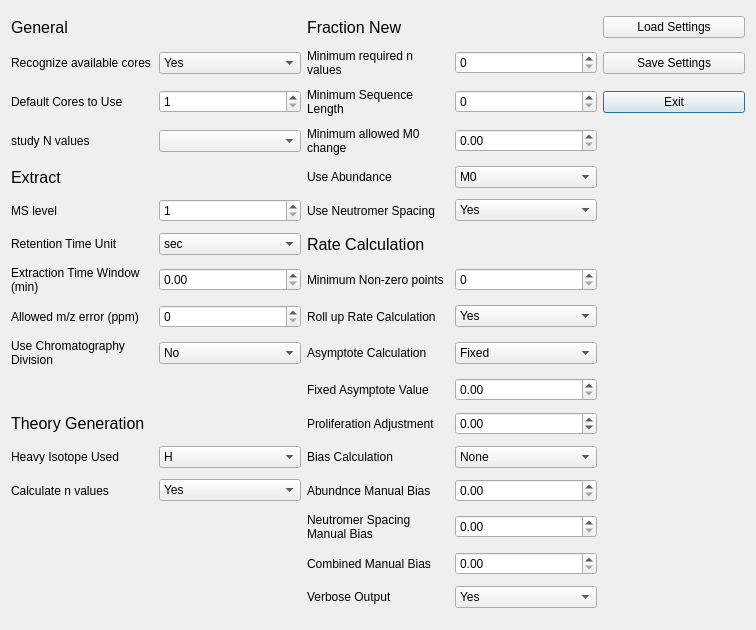
Qt form ui_files/Settings_Menu.ui (JC-Price/DeuteRater) before a commit.
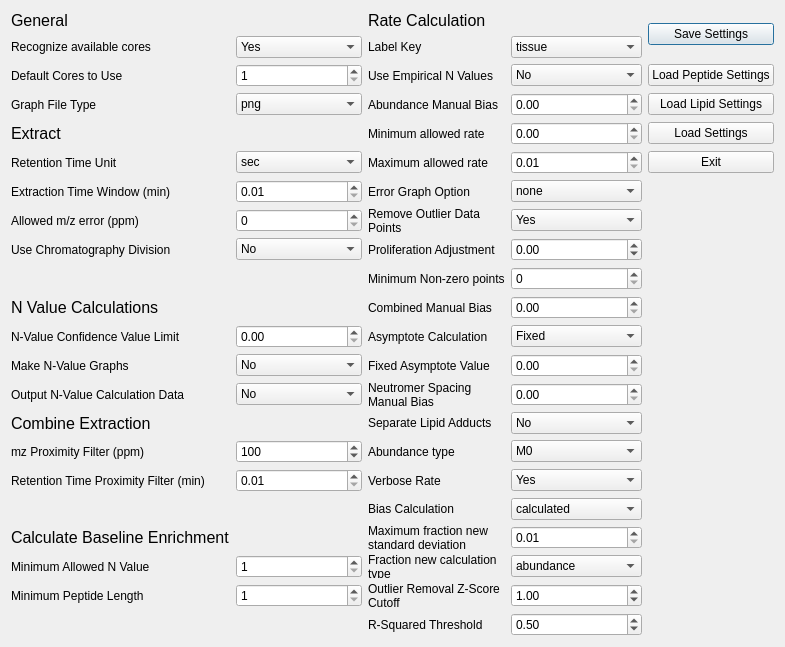
The same form after that commit.

The edit to the form file:
```diff
--- a/ui_files/Settings_Menu.ui
+++ b/ui_files/Settings_Menu.ui
@@ -6,26 +6,296 @@
    <rect>
     <x>0</x>
     <y>0</y>
-    <width>756</width>
-    <height>630</height>
-   </rect>
-  </property>
-  <property name="minimumSize">
-   <size>
-    <width>650</width>
+    <width>785</width>
     <height>600</height>
-   </size>
+   </rect>
   </property>
   <property name="windowTitle">
    <string>Dialog</string>
   </property>
-  <property name="autoFillBackground">
-   <bool>false</bool>
-  </property>
-  <property name="sizeGripEnabled">
-   <bool>false</bool>
-  </property>
   <layout class="QGridLayout" name="gridLayout">
+   <item row="19" column="1">
+    <widget class="QSpinBox" name="min_allowed_n_value">
+     <property name="minimum">
+      <number>1</number>
+     </property>
+     <property name="maximum">
+      <number>99</number>
+     </property>
+    </widget>
+   </item>
+   <item row="19" column="0">
+    <widget class="QLabel" name="label_25">
+     <property name="text">
+      <string>Minimum Allowed N Value</string>
+     </property>
+    </widget>
+   </item>
+   <item row="20" column="1">
+    <widget class="QSpinBox" name="min_AA_length">
+     <property name="minimum">
+      <number>1</number>
+     </property>
+     <property name="maximum">
+      <number>99</number>
+     </property>
+    </widget>
+   </item>
+   <item row="18" column="0">
+    <widget class="QLabel" name="label_7">
+     <property name="font">
+      <font>
+       <pointsize>12</pointsize>
+      </font>
+     </property>
+     <property name="text">
+      <string>Calculate Baseline Enrichment</string>
+     </property>
+    </widget>
+   </item>
+   <item row="16" column="0">
+    <widget class="QLabel" name="label_31">
+     <property name="text">
+      <string>Retention Time Proximity Filter (min)</string>
+     </property>
+    </widget>
+   </item>
+   <item row="16" column="1">
+    <widget class="QDoubleSpinBox" name="rt_prox_filter">
+     <property name="minimum">
+      <double>0.010000000000000</double>
+     </property>
+     <property name="singleStep">
+      <double>0.010000000000000</double>
+     </property>
+    </widget>
+   </item>
+   <item row="17" column="2">
+    <widget class="QLabel" name="label_44">
+     <property name="text">
+      <string>Bias Calculation</string>
+     </property>
+     <property name="wordWrap">
+      <bool>true</bool>
+     </property>
+    </widget>
+   </item>
+   <item row="17" column="3">
+    <widget class="QComboBox" name="bias_calculation">
+     <item>
+      <property name="text">
+       <string>calculated</string>
+      </property>
+     </item>
+     <item>
+      <property name="text">
+       <string>manual</string>
+      </property>
+     </item>
+      <item>
+      <property name="text">
+       <string>none</string>
+      </property>
+     </item>
+    </widget>
+   </item>
+   <item row="18" column="2">
+    <widget class="QLabel" name="label_45">
+     <property name="text">
+      <string>Maximum fraction new standard deviation</string>
+     </property>
+     <property name="wordWrap">
+      <bool>true</bool>
+     </property>
+    </widget>
+   </item>
+   <item row="18" column="3">
+    <widget class="QDoubleSpinBox" name="max_fn_standard_deviation">
+     <property name="minimum">
+      <double>0.010000000000000</double>
+     </property>
+     <property name="singleStep">
+      <double>0.010000000000000</double>
+     </property>
+    </widget>
+   </item>
+   <item row="19" column="2">
+    <widget class="QLabel" name="label_50">
+     <property name="text">
+      <string>Fraction new calculation type</string>
+     </property>
+     <property name="wordWrap">
+      <bool>true</bool>
+     </property>
+    </widget>
+   </item>
+   <item row="19" column="3">
+    <widget class="QComboBox" name="fraction_new_calculation">
+     <item>
+      <property name="text">
+       <string>abundance</string>
+      </property>
+     </item>
+     <item>
+      <property name="text">
+       <string>neutromer spacing</string>
+      </property>
+     </item>
+      <item>
+      <property name="text">
+       <string>combined</string>
+      </property>
+     </item>
+    </widget>
+   </item>
+   <item row="20" column="2">
+    <widget class="QLabel" name="label_51">
+     <property name="text">
+      <string>Outlier Removal Z-Score Cutoff</string>
+     </property>
+     <property name="wordWrap">
+      <bool>true</bool>
+     </property>
+    </widget>
+   </item>
+   <item row="20" column="3">
+    <widget class="QDoubleSpinBox" name="zscore_cutoff">
+     <property name="minimum">
+      <double>0.0000000</double>
+     </property>
+     <property name="maximum">
+      <double>100.0000000</double>
+     </property>
+     <property name="singleStep">
+      <double>0.0100000</double>
+     </property>
+     <property name="value">
+      <double>1.0000000</double>
+     </property>
+    </widget>
+   </item>
+   <item row="21" column="2">
+    <widget class="QLabel" name="label_52">
+     <property name="text">
+      <string>R-Squared Threshold</string>
+     </property>
+     <property name="wordWrap">
+      <bool>true</bool>
+     </property>
+    </widget>
+   </item>
+   <item row="21" column="3">
+    <widget class="QDoubleSpinBox" name="r2_threshold">
+     <property name="minimum">
+      <double>0.0000000</double>
+     </property>
+     <property name="maximum">
+      <double>1.0000000</double>
+     </property>
+     <property name="singleStep">
+      <double>0.0100000</double>
+     </property>
+     <property name="value">
+      <double>0.5000000</double>
+     </property>
+    </widget>
+   </item>
+   <item row="20" column="0">
+    <widget class="QLabel" name="label_24">
+     <property name="text">
+      <string>Minimum Peptide Length</string>
+     </property>
+    </widget>
+   </item>
+   <item row="15" column="1">
+    <widget class="QSpinBox" name="mz_prox_filter">
+     <property name="minimum">
+      <number>1</number>
+     </property>
+     <property name="maximum">
+      <number>1000</number>
+     </property>
+     <property name="singleStep">
+      <number>5</number>
+     </property>
+     <property name="value">
+      <number>100</number>
+     </property>
+    </widget>
+   </item>
+   <item row="15" column="0">
+    <widget class="QLabel" name="label_27">
+     <property name="text">
+      <string>mz Proximity Filter (ppm)</string>
+     </property>
+    </widget>
+   </item>
+   <item row="7" column="1">
+    <widget class="QSpinBox" name="ppm_error">
+     <property name="maximum">
+      <number>100</number>
+     </property>
+    </widget>
+   </item>
+   <item row="8" column="1">
+    <widget class="QComboBox" name="use_chromatography_division">
+     <item>
+      <property name="text">
+       <string>No</string>
+      </property>
+     </item>
+     <item>
+      <property name="text">
+       <string>Intrafile</string>
+      </property>
+     </item>
+     <item>
+      <property name="text">
+       <string>Interfile</string>
+      </property>
+     </item>
+    </widget>
+   </item>
+   <item row="6" column="0">
+    <widget class="QLabel" name="label_20">
+     <property name="text">
+      <string>Extraction Time Window (min)</string>
+     </property>
+    </widget>
+   </item>
+   <item row="6" column="1">
+    <widget class="QDoubleSpinBox" name="time_window">
+     <property name="minimum">
+      <double>0.010000000000000</double>
+     </property>
+     <property name="singleStep">
+      <double>0.010000000000000</double>
+     </property>
+    </widget>
+   </item>
+   <item row="7" column="0">
+    <widget class="QLabel" name="label_21">
+     <property name="text">
+      <string>Allowed m/z error (ppm)</string>
+     </property>
+    </widget>
+   </item>
+   <item row="8" column="0">
+    <widget class="QLabel" name="label_22">
+     <property name="acceptDrops">
+      <bool>false</bool>
+     </property>
+     <property name="text">
+      <string>Use Chromatography Division</string>
+     </property>
+     <property name="scaledContents">
+      <bool>false</bool>
+     </property>
+     <property name="wordWrap">
+      <bool>true</bool>
+     </property>
+    </widget>
+   </item>
    <item row="0" column="0">
     <widget class="QLabel" name="label_5">
      <property name="font">
@@ -38,244 +308,35 @@
      </property>
     </widget>
    </item>
-   <item row="0" column="3">
-    <widget class="QLabel" name="label_2">
-     <property name="font">
-      <font>
-       <pointsize>12</pointsize>
-      </font>
-     </property>
+   <item row="0" column="4" rowspan="2">
+    <widget class="QPushButton" name="SaveButton">
      <property name="text">
-      <string>Fraction New</string>
-     </property>
-    </widget>
-   </item>
-   <item row="1" column="2">
-    <widget class="QComboBox" name="recognize_available_cores">
-     <item>
-      <property name="text">
-       <string>Yes</string>
-      </property>
-     </item>
-     <item>
-      <property name="text">
-       <string>No</string>
-      </property>
-     </item>
-    </widget>
-   </item>
-   <item row="1" column="3">
-    <widget class="QLabel" name="label">
-     <property name="text">
-      <string>Minimum required n values</string>
-     </property>
-     <property name="scaledContents">
-      <bool>false</bool>
-     </property>
-     <property name="wordWrap">
-      <bool>true</bool>
-     </property>
-    </widget>
-   </item>
-   <item row="1" column="4">
-    <widget class="QSpinBox" name="min_n_value"/>
-   </item>
-   <item row="2" column="0">
-    <widget class="QLabel" name="label_18">
-     <property name="text">
-      <string>Default Cores to Use</string>
-     </property>
-     <property name="scaledContents">
-      <bool>false</bool>
-     </property>
-     <property name="wordWrap">
-      <bool>true</bool>
-     </property>
-    </widget>
-   </item>
-   <item row="2" column="2">
-    <widget class="QSpinBox" name="default_cores">
-     <property name="minimum">
-      <number>1</number>
-     </property>
-     <property name="maximum">
-      <number>60</number>
-     </property>
-    </widget>
-   </item>
-   <item row="2" column="3">
-    <widget class="QLabel" name="label_3">
-     <property name="text">
-      <string>Minimum Sequence Length</string>
-     </property>
-     <property name="scaledContents">
-      <bool>false</bool>
-     </property>
-     <property name="wordWrap">
-      <bool>true</bool>
+      <string>Save Settings</string>
      </property>
     </widget>
    </item>
    <item row="2" column="4">
-    <widget class="QSpinBox" name="min_sequence_length"/>
-   </item>
-   <item row="3" column="0">
-    <widget class="QLabel" name="label_23">
+    <widget class="QPushButton" name="LoadPeptideButton">
      <property name="text">
-      <string>study N values</string>
-     </property>
-    </widget>
-   </item>
-   <item row="3" column="3">
-    <widget class="QLabel" name="label_8">
-     <property name="text">
-      <string>Minimum allowed M0 change</string>
-     </property>
-     <property name="scaledContents">
-      <bool>false</bool>
-     </property>
-     <property name="wordWrap">
-      <bool>true</bool>
+      <string>Load Peptide Settings</string>
      </property>
     </widget>
    </item>
    <item row="3" column="4">
-    <widget class="QDoubleSpinBox" name="min_allowed_m0_change">
-     <property name="maximum">
-      <double>1.000000000000000</double>
-     </property>
-     <property name="singleStep">
-      <double>0.050000000000000</double>
-     </property>
-    </widget>
-   </item>
-   <item row="4" column="0">
-    <widget class="QLabel" name="label_6">
-     <property name="font">
-      <font>
-       <pointsize>12</pointsize>
-      </font>
-     </property>
+    <widget class="QPushButton" name="LoadLipidButton">
      <property name="text">
-      <string>Extract</string>
-     </property>
-    </widget>
-   </item>
-   <item row="4" column="3">
-    <widget class="QLabel" name="label_24">
-     <property name="text">
-      <string>Use Abundance</string>
-     </property>
-     <property name="scaledContents">
-      <bool>false</bool>
-     </property>
-     <property name="wordWrap">
-      <bool>true</bool>
+      <string>Load Lipid Settings</string>
      </property>
     </widget>
    </item>
    <item row="4" column="4">
-    <widget class="QComboBox" name="use_abundance">
-     <item>
-      <property name="text">
-       <string>M0</string>
-      </property>
-     </item>
-     <item>
-      <property name="text">
-       <string>Highest</string>
-      </property>
-     </item>
-     <item>
-      <property name="text">
-       <string>Average</string>
-      </property>
-     </item>
-     <item>
-      <property name="text">
-       <string>No</string>
-      </property>
-     </item>
-    </widget>
-   </item>
-   <item row="5" column="0">
-    <widget class="QLabel" name="MS_level_label">
+    <widget class="QPushButton" name="LoadButton">
      <property name="text">
-      <string>MS level</string>
+      <string>Load Settings</string>
      </property>
-     <property name="scaledContents">
-      <bool>false</bool>
-     </property>
-     <property name="wordWrap">
-      <bool>true</bool>
-     </property>
     </widget>
    </item>
-   <item row="5" column="2">
-    <widget class="QSpinBox" name="ms_level">
-     <property name="minimum">
-      <number>1</number>
-     </property>
-     <property name="maximum">
-      <number>10</number>
-     </property>
-    </widget>
-   </item>
-   <item row="5" column="3">
-    <widget class="QLabel" name="label_25">
-     <property name="text">
-      <string>Use Neutromer Spacing</string>
-     </property>
-     <property name="scaledContents">
-      <bool>false</bool>
-     </property>
-     <property name="wordWrap">
-      <bool>true</bool>
-     </property>
-    </widget>
-   </item>
-   <item row="5" column="4">
-    <widget class="QComboBox" name="use_neutromer_spacing">
-     <item>
-      <property name="text">
-       <string>Yes</string>
-      </property>
-     </item>
-     <item>
-      <property name="text">
-       <string>No</string>
-      </property>
-     </item>
-    </widget>
-   </item>
-   <item row="6" column="0">
-    <widget class="QLabel" name="label_19">
-     <property name="text">
-      <string>Retention Time Unit</string>
-     </property>
-     <property name="scaledContents">
-      <bool>false</bool>
-     </property>
-     <property name="wordWrap">
-      <bool>true</bool>
-     </property>
-    </widget>
-   </item>
-   <item row="6" column="2">
-    <widget class="QComboBox" name="rt_unit">
-     <item>
-      <property name="text">
-       <string>sec</string>
-      </property>
-     </item>
-     <item>
-      <property name="text">
-       <string>min</string>
-      </property>
-     </item>
-    </widget>
-   </item>
-   <item row="6" column="3">
+   <item row="0" column="2">
     <widget class="QLabel" name="label_4">
      <property name="font">
       <font>
@@ -287,26 +348,17 @@
      </property>
     </widget>
    </item>
-   <item row="7" column="0">
-    <widget class="QLabel" name="label_20">
+   <item row="5" column="4">
+    <widget class="QPushButton" name="ExitButton">
      <property name="text">
-      <string>Extraction Time Window (min)</string>
+      <string>Exit</string>
      </property>
-     <property name="scaledContents">
-      <bool>false</bool>
-     </property>
-     <property name="wordWrap">
-      <bool>true</bool>
-     </property>
     </widget>
    </item>
-   <item row="7" column="2">
-    <widget class="QDoubleSpinBox" name="time_window"/>
-   </item>
-   <item row="7" column="3">
-    <widget class="QLabel" name="label_26">
+      <item row="3" column="2">
+    <widget class="QLabel" name="label_1">
      <property name="text">
-      <string>Minimum Non-zero points</string>
+      <string>Abundance Manual Bias</string>
      </property>
      <property name="scaledContents">
       <bool>false</bool>
@@ -316,92 +368,17 @@
      </property>
     </widget>
    </item>
-   <item row="7" column="4">
-    <widget class="QSpinBox" name="minimum_nonzero_points"/>
-   </item>
-   <item row="8" column="0">
-    <widget class="QLabel" name="ppm_error_label">
-     <property name="text">
-      <string>Allowed m/z error (ppm)</string>
-     </property>
-     <property name="scaledContents">
-      <bool>false</bool>
-     </property>
-     <property name="wordWrap">
-      <bool>true</bool>
-     </property>
-    </widget>
-   </item>
-   <item row="8" column="2">
-    <widget class="QSpinBox" name="ppm_error">
+   <item row="3" column="3">
+    <widget class="QDoubleSpinBox" name="abund_manual_bias">
      <property name="maximum">
-      <number>100</number>
+      <double>1.000000000000000</double>
      </property>
-    </widget>
-   </item>
-   <item row="8" column="3">
-    <widget class="QLabel" name="label_17">
-     <property name="text">
-      <string>Roll up Rate Calculation</string>
+     <property name="singleStep">
+      <double>0.050000000000000</double>
      </property>
-     <property name="scaledContents">
-      <bool>false</bool>
-     </property>
-     <property name="wordWrap">
-      <bool>true</bool>
-     </property>
     </widget>
    </item>
-   <item row="8" column="4">
-    <widget class="QComboBox" name="roll_up_option">
-     <item>
-      <property name="text">
-       <string>Yes</string>
-      </property>
-     </item>
-     <item>
-      <property name="text">
-       <string>No</string>
-      </property>
-     </item>
-    </widget>
-   </item>
-   <item row="9" column="0">
-    <widget class="QLabel" name="label_21">
-     <property name="acceptDrops">
-      <bool>false</bool>
-     </property>
-     <property name="text">
-      <string>Use Chromatography Division</string>
-     </property>
-     <property name="scaledContents">
-      <bool>false</bool>
-     </property>
-     <property name="wordWrap">
-      <bool>true</bool>
-     </property>
-    </widget>
-   </item>
-   <item row="9" column="2">
-    <widget class="QComboBox" name="use_chromatography_division">
-     <item>
-      <property name="text">
-       <string>No</string>
-      </property>
-     </item>
-     <item>
-      <property name="text">
-       <string>Intrafile</string>
-      </property>
-     </item>
-     <item>
-      <property name="text">
-       <string>Interfile</string>
-      </property>
-     </item>
-    </widget>
-   </item>
-   <item row="9" column="3">
+   <item row="11" column="2">
     <widget class="QLabel" name="label_15">
      <property name="text">
       <string>Asymptote Calculation</string>
@@ -414,7 +391,7 @@
      </property>
     </widget>
    </item>
-   <item row="9" column="4">
+   <item row="11" column="3">
     <widget class="QComboBox" name="asymptope_type">
      <item>
       <property name="text">
@@ -428,7 +405,7 @@
      </item>
     </widget>
    </item>
-   <item row="10" column="3">
+   <item row="12" column="2">
     <widget class="QLabel" name="label_16">
      <property name="text">
       <string>Fixed Asymptote Value</string>
@@ -441,7 +418,7 @@
      </property>
     </widget>
    </item>
-   <item row="10" column="4">
+   <item row="12" column="3">
     <widget class="QDoubleSpinBox" name="fixed_asymptote_value">
      <property name="minimum">
       <double>0.000000000000000</double>
@@ -454,19 +431,46 @@
      </property>
     </widget>
    </item>
-   <item row="11" column="0">
-    <widget class="QLabel" name="label_7">
-     <property name="font">
-      <font>
-       <pointsize>12</pointsize>
-      </font>
+   <item row="10" column="2">
+    <widget class="QLabel" name="label_12">
+     <property name="text">
+      <string>Combined Manual Bias</string>
      </property>
+     <property name="scaledContents">
+      <bool>false</bool>
+     </property>
+     <property name="wordWrap">
+      <bool>true</bool>
+     </property>
+    </widget>
+   </item>
+   <item row="10" column="3">
+    <widget class="QDoubleSpinBox" name="combined_manual_bias">
+     <property name="maximum">
+      <double>1.000000000000000</double>
+     </property>
+     <property name="singleStep">
+      <double>0.050000000000000</double>
+     </property>
+    </widget>
+   </item>
+      <item row="9" column="2">
+    <widget class="QLabel" name="label_26">
      <property name="text">
-      <string>Theory Generation</string>
+      <string>Minimum Non-zero points</string>
      </property>
+     <property name="scaledContents">
+      <bool>false</bool>
+     </property>
+     <property name="wordWrap">
+      <bool>true</bool>
+     </property>
     </widget>
    </item>
-   <item row="11" column="3">
+   <item row="9" column="3">
+    <widget class="QSpinBox" name="minimum_nonzero_points"/>
+   </item>
+      <item row="8" column="2">
     <widget class="QLabel" name="label_14">
      <property name="text">
       <string>Proliferation Adjustment</string>
@@ -479,7 +483,34 @@
      </property>
     </widget>
    </item>
-   <item row="11" column="4">
+   <item row="7" column="2">
+    <widget class="QLabel" name="label_17">
+     <property name="text">
+      <string>Remove Outlier Data Points</string>
+     </property>
+     <property name="scaledContents">
+      <bool>false</bool>
+     </property>
+     <property name="wordWrap">
+      <bool>true</bool>
+     </property>
+    </widget>
+   </item>
+   <item row="7" column="3">
+    <widget class="QComboBox" name="use_outlier_removal">
+     <item>
+      <property name="text">
+       <string>Yes</string>
+      </property>
+     </item>
+     <item>
+      <property name="text">
+       <string>No</string>
+      </property>
+     </item>
+    </widget>
+   </item>
+   <item row="8" column="3">
     <widget class="QDoubleSpinBox" name="proliferation_adjustment">
      <property name="minimum">
       <double>-0.500000000000000</double>
@@ -492,112 +523,8 @@
      </property>
     </widget>
    </item>
-   <item row="12" column="0">
-    <widget class="QLabel" name="label_22">
-     <property name="text">
-      <string>Heavy Isotope Used</string>
-     </property>
-     <property name="scaledContents">
-      <bool>false</bool>
-     </property>
-     <property name="wordWrap">
-      <bool>true</bool>
-     </property>
-    </widget>
-   </item>
-   <item row="12" column="2">
-    <widget class="QComboBox" name="heavy_label">
-     <item>
-      <property name="text">
-       <string>H</string>
-      </property>
-     </item>
-    </widget>
-   </item>
-   <item row="12" column="3">
-    <widget class="QLabel" name="label_13">
-     <property name="text">
-      <string>Bias Calculation</string>
-     </property>
-     <property name="scaledContents">
-      <bool>false</bool>
-     </property>
-     <property name="wordWrap">
-      <bool>true</bool>
-     </property>
-    </widget>
-   </item>
-   <item row="12" column="4">
-    <widget class="QComboBox" name="bias_selection_option">
-     <item>
-      <property name="text">
-       <string>None</string>
-      </property>
-     </item>
-     <item>
-      <property name="text">
-       <string>Automatic</string>
-      </property>
-     </item>
-     <item>
-      <property name="text">
-       <string>Manual</string>
-      </property>
-     </item>
-    </widget>
-   </item>
-   <item row="13" column="0">
-    <widget class="QLabel" name="label_27">
-     <property name="text">
-      <string>Calculate n values</string>
-     </property>
-     <property name="scaledContents">
-      <bool>false</bool>
-     </property>
-     <property name="wordWrap">
-      <bool>true</bool>
-     </property>
-    </widget>
-   </item>
    <item row="13" column="2">
-    <widget class="QComboBox" name="calculate_n_values">
-     <item>
-      <property name="text">
-       <string>Yes</string>
-      </property>
-     </item>
-     <item>
-      <property name="text">
-       <string>No</string>
-      </property>
-     </item>
-    </widget>
-   </item>
-   <item row="13" column="3">
-    <widget class="QLabel" name="label_10">
-     <property name="text">
-      <string>Abundnce Manual Bias</string>
-     </property>
-     <property name="scaledContents">
-      <bool>false</bool>
-     </property>
-     <property name="wordWrap">
-      <bool>true</bool>
-     </property>
-    </widget>
-   </item>
-   <item row="13" column="4">
-    <widget class="QDoubleSpinBox" name="abund_manual_bias">
-     <property name="maximum">
-      <double>1.000000000000000</double>
-     </property>
-     <property name="singleStep">
-      <double>0.050000000000000</double>
-     </property>
-    </widget>
-   </item>
-   <item row="14" column="3">
-    <widget class="QLabel" name="label_11">
+    <widget class="QLabel" name="label_2">
      <property name="text">
       <string>Neutromer Spacing Manual Bias</string>
      </property>
@@ -609,7 +536,7 @@
      </property>
     </widget>
    </item>
-   <item row="14" column="4">
+   <item row="13" column="3">
     <widget class="QDoubleSpinBox" name="spacing_manual_bias">
      <property name="maximum">
       <double>1.000000000000000</double>
@@ -619,40 +546,103 @@
      </property>
     </widget>
    </item>
+   <item row="14" column="2">
+    <widget class="QLabel" name="label_32">
+     <property name="text">
+      <string>Separate Lipid Adducts</string>
+     </property>
+     <property name="scaledContents">
+      <bool>false</bool>
+     </property>
+     <property name="wordWrap">
+      <bool>true</bool>
+     </property>
+    </widget>
+   </item>
+   <item row="14" column="3">
+    <widget class="QComboBox" name="separate_adducts">
+     <item>
+      <property name="text">
+       <string>No</string>
+      </property>
+     </item>
+     <item>
+      <property name="text">
+       <string>Yes</string>
+      </property>
+     </item>
+    </widget>
+   </item>
+   <item row="2" column="2">
+    <widget class="QLabel" name="label_8">
+     <property name="text">
+      <string>Use Empirical N Values</string>
+     </property>
+     <property name="scaledContents">
+      <bool>false</bool>
+     </property>
+     <property name="wordWrap">
+      <bool>true</bool>
+     </property>
+    </widget>
+   </item>
+   <item row="2" column="3">
+    <widget class="QComboBox" name="calculate_n_values">
+     <item>
+      <property name="text">
+       <string>No</string>
+      </property>
+     </item>
+     <item>
+      <property name="text">
+       <string>Yes</string>
+      </property>
+     </item>
+    </widget>
+   </item>
+   <item row="15" column="2">
+    <widget class="QLabel" name="label_24">
+     <property name="text">
+      <string>Abundance type</string>
+     </property>
+     <property name="scaledContents">
+      <bool>false</bool>
+     </property>
+     <property name="wordWrap">
+      <bool>true</bool>
+     </property>
+    </widget>
+   </item>
    <item row="15" column="3">
-    <widget class="QLabel" name="label_12">
-     <property name="text">
-      <string>Combined Manual Bias</string>
-     </property>
-     <property name="scaledContents">
-      <bool>false</bool>
-     </property>
-     <property name="wordWrap">
-      <bool>true</bool>
-     </property>
+    <widget class="QComboBox" name="abundance_type">
+     <item>
+      <property name="text">
+       <string>M0</string>
+      </property>
+     </item>
+     <item>
+      <property name="text">
+       <string>Highest</string>
+      </property>
+     </item>
+     <item>
+      <property name="text">
+       <string>Average</string>
+      </property>
+     </item>
     </widget>
    </item>
-   <item row="15" column="4">
-    <widget class="QDoubleSpinBox" name="combined_manual_bias">
-     <property name="maximum">
-      <double>1.000000000000000</double>
-     </property>
-     <property name="singleStep">
-      <double>0.050000000000000</double>
-     </property>
-    </widget>
-   </item>
-   <item row="16" column="3">
+   <item row="16" column="2">
     <widget class="QLabel" name="label_28">
      <property name="text">
-      <string>Verbose Output</string>
+      <string>Verbose Rate</string>
      </property>
      <property name="wordWrap">
       <bool>true</bool>
      </property>
     </widget>
    </item>
-   <item row="16" column="4">
+   <item row="16" column="3">
     <widget class="QComboBox" name="verbose_rate">
      <item>
       <property name="text">
@@ -666,46 +656,312 @@
      </item>
     </widget>
    </item>
-   <item row="3" column="2">
-    <widget class="QComboBox" name="study_type_combobox"/>
+   <item row="14" column="0">
+    <widget class="QLabel" name="label_">
+     <property name="sizePolicy">
+      <sizepolicy hsizetype="Preferred" vsizetype="Minimum">
+       <horstretch>0</horstretch>
+       <verstretch>0</verstretch>
+      </sizepolicy>
+     </property>
+     <property name="font">
+      <font>
+       <pointsize>12</pointsize>
+      </font>
+     </property>
+     <property name="text">
+      <string>Combine Extraction</string>
+     </property>
+    </widget>
+   </item>
+   <item row="10" column="0">
+    <widget class="QLabel" name="label_11">
+     <property name="sizePolicy">
+      <sizepolicy hsizetype="Preferred" vsizetype="Minimum">
+       <horstretch>0</horstretch>
+       <verstretch>0</verstretch>
+      </sizepolicy>
+     </property>
+     <property name="font">
+      <font>
+       <pointsize>12</pointsize>
+      </font>
+     </property>
+     <property name="text">
+      <string>N Value Calculations</string>
+     </property>
+    </widget>
+   </item>
+   <item row="11" column="0">
+    <widget class="QLabel" name="label_13">
+     <property name="text">
+      <string>N-Value Confidence Value Limit</string>
+     </property>
+    </widget>
+   </item>
+   <item row="11" column="1">
+    <widget class="QDoubleSpinBox" name="n_value_cv_limit">
+     <property name="minimum">
+      <double>0.000000000000000</double>
+     </property>
+     <property name="maximum">
+      <double>1.000000000000000</double>
+     </property>
+     <property name="singleStep">
+      <double>0.010000000000000</double>
+     </property>
+    </widget>
+   </item>
+   <item row="12" column="0">
+    <widget class="QLabel" name="label_53">
+     <property name="acceptDrops">
+      <bool>false</bool>
+     </property>
+     <property name="text">
+      <string>Make N-Value Graphs</string>
+     </property>
+     <property name="scaledContents">
+      <bool>false</bool>
+     </property>
+     <property name="wordWrap">
+      <bool>true</bool>
+     </property>
+    </widget>
+   </item>
+   <item row="12" column="1">
+    <widget class="QComboBox" name="graph_n_value_calculations">
+     <item>
+      <property name="text">
+       <string>No</string>
+      </property>
+     </item>
+     <item>
+      <property name="text">
+       <string>Yes</string>
+      </property>
+     </item>
+    </widget>
+   </item>
+      <item row="13" column="0">
+    <widget class="QLabel" name="label_54">
+     <property name="acceptDrops">
+      <bool>false</bool>
+     </property>
+     <property name="text">
+      <string>Output N-Value Calculation Data</string>
+     </property>
+     <property name="scaledContents">
+      <bool>false</bool>
+     </property>
+     <property name="wordWrap">
+      <bool>true</bool>
+     </property>
+    </widget>
+   </item>
+   <item row="13" column="1">
+    <widget class="QComboBox" name="save_n_value_data">
+     <item>
+      <property name="text">
+       <string>No</string>
+      </property>
+     </item>
+     <item>
+      <property name="text">
+       <string>Yes</string>
+      </property>
+     </item>
+    </widget>
    </item>
    <item row="1" column="0">
     <widget class="QLabel" name="label_9">
      <property name="text">
       <string>Recognize available cores</string>
      </property>
-     <property name="scaledContents">
-      <bool>false</bool>
+    </widget>
+   </item>
+   <item row="1" column="1">
+    <widget class="QComboBox" name="recognize_available_cores">
+     <item>
+      <property name="text">
+       <string>Yes</string>
+      </property>
+     </item>
+     <item>
+      <property name="text">
+       <string>No</string>
+      </property>
+     </item>
+    </widget>
+   </item>
+   <item row="1" column="2">
+    <widget class="QLabel" name="label_23">
+     <property name="text">
+      <string>Label Key</string>
      </property>
+    </widget>
+   </item>
+   <item row="1" column="3">
+    <widget class="QComboBox" name="label_key">
+     <item>
+      <property name="text">
+       <string>tissue</string>
+      </property>
+     </item>
+     <item>
+      <property name="text">
+       <string>cell culture</string>
+      </property>
+     </item>
+    </widget>
+   </item>
+   <item row="4" column="2">
+    <widget class="QLabel" name="label_29">
+     <property name="text">
+      <string>Minimum allowed rate</string>
+     </property>
      <property name="wordWrap">
       <bool>true</bool>
      </property>
     </widget>
    </item>
-   <item row="0" column="5">
-    <widget class="QPushButton" name="LoadButton">
+   <item row="4" column="3">
+    <widget class="QDoubleSpinBox" name="min_allowed_rate">
+     <property name="minimum">
+      <double>0.000000000000000</double>
+     </property>
+     <property name="singleStep">
+      <double>0.010000000000000</double>
+     </property>
+    </widget>
+   </item>
+   <item row="5" column="2">
+    <widget class="QLabel" name="label_30">
      <property name="text">
-      <string>Load Settings</string>
+      <string>Maximum allowed rate</string>
      </property>
+     <property name="wordWrap">
+      <bool>true</bool>
+     </property>
     </widget>
    </item>
-   <item row="1" column="5">
-    <widget class="QPushButton" name="SaveButton">
+   <item row="5" column="3">
+    <widget class="QDoubleSpinBox" name="max_allowed_rate">
+     <property name="minimum">
+      <double>0.010000000000000</double>
+     </property>
+     <property name="singleStep">
+      <double>0.010000000000000</double>
+     </property>
+    </widget>
+   </item>
+   <item row="6" column="3">
+    <widget class="QComboBox" name="error_graph_option">
+     <item>
+      <property name="text">
+       <string>none</string>
+      </property>
+     </item>
+     <item>
+      <property name="text">
+       <string>approximate</string>
+      </property>
+     </item>
+     <item>
+      <property name="text">
+       <string>exact</string>
+      </property>
+     </item>
+    </widget>
+   </item>
+   <item row="6" column="2">
+    <widget class="QLabel" name="label_40">
      <property name="text">
-      <string>Save Settings</string>
+      <string>Error Graph Option</string>
      </property>
+     <property name="wordWrap">
+      <bool>true</bool>
+     </property>
     </widget>
    </item>
-   <item row="2" column="5">
-    <widget class="QPushButton" name="ExitButton">
+   <item row="2" column="0">
+    <widget class="QLabel" name="label_18">
      <property name="text">
-      <string>Exit</string>
+      <string>Default Cores to Use</string>
      </property>
-     <property name="default">
+    </widget>
+   </item>
+   <item row="2" column="1">
+    <widget class="QSpinBox" name="default_cores">
+     <property name="minimum">
+      <number>1</number>
+     </property>
+     <property name="maximum">
+      <number>60</number>
+     </property>
+    </widget>
+   </item>
+   <item row="3" column="0">
+    <widget class="QLabel" name="label_41">
+     <property name="text">
+      <string>Graph File Type</string>
+     </property>
+     <property name="wordWrap">
       <bool>true</bool>
      </property>
     </widget>
    </item>
+   <item row="3" column="1">
+    <widget class="QComboBox" name="graph_file_type">
+     <item>
+      <property name="text">
+       <string>png</string>
+      </property>
+     </item>
+     <item>
+      <property name="text">
+       <string>svg</string>
+      </property>
+     </item>
+     <item>
+      <property name="text">
+       <string>none</string>
+      </property>
+     </item>
+    </widget>
+   </item>
+   <item row="4" column="0">
+    <widget class="QLabel" name="label_6">
+     <property name="font">
+      <font>
+       <pointsize>12</pointsize>
+      </font>
+     </property>
+     <property name="text">
+      <string>Extract</string>
+     </property>
+    </widget>
+   </item>
+   <item row="5" column="1">
+    <widget class="QComboBox" name="rt_unit">
+     <item>
+      <property name="text">
+       <string>sec</string>
+      </property>
+     </item>
+     <item>
+      <property name="text">
+       <string>min</string>
+      </property>
+     </item>
+    </widget>
+   </item>
+   <item row="5" column="0">
+    <widget class="QLabel" name="label_19">
+     <property name="text">
+      <string>Retention Time Unit</string>
+     </property>
+    </widget>
+   </item>
   </layout>
  </widget>
  <resources/>
```
